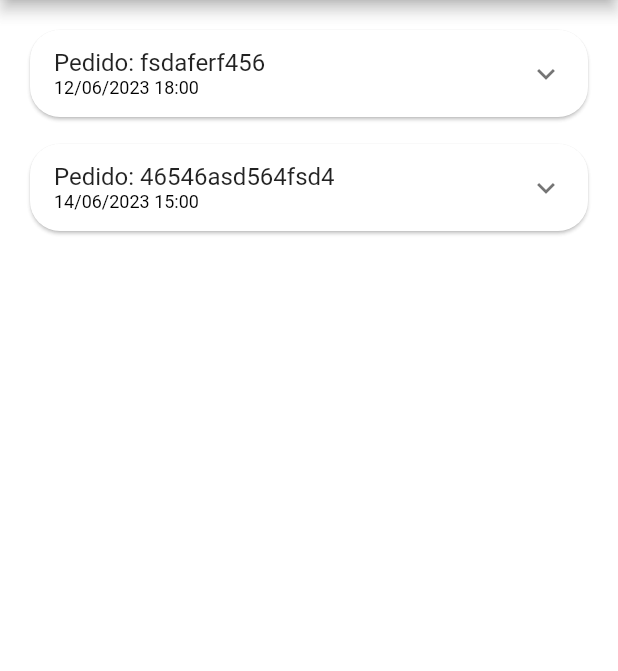
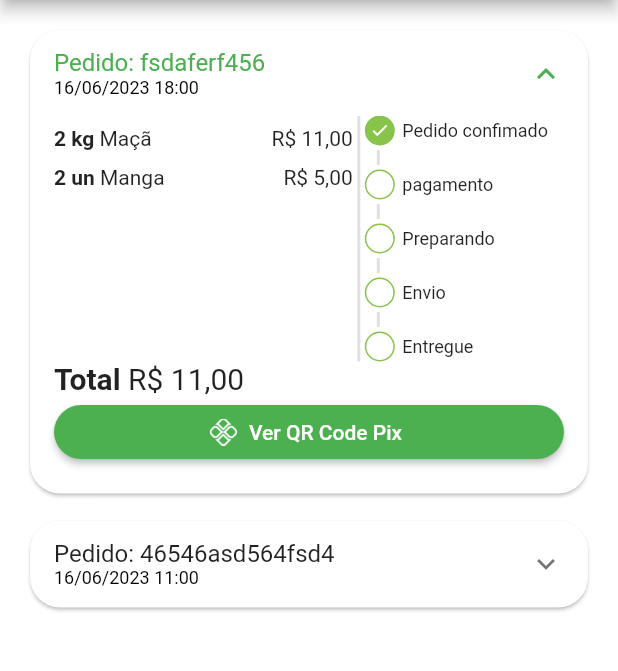
Before and after one commit to guireino/Green-grocer, a Flutter app: the OrdersTab screen opened directly, on a phone screen of 412 x 824 dp, the part 84-755 px from its top. Run offline on Flutter 3.47's test engine with Material 2 defaults, Android fonts, the phone set to English and light mode, and no system bars; our stand-ins replace animated_text_kit, badges, fluttertoast, mask_text_input_formatter, qr_flutter; missing offline and left inert: add_to_cart_animation.

Commit message:
add os arquivos e updates do projeto 16/06/23

```diff
--- a/lib/src/config/app_data.dart
+++ b/lib/src/config/app_data.dart
@@ -92,17 +92,17 @@ UserModel user = UserModel(
 );
 
 List<OrderModel> orders = [
-  //Pedido
+  //Pedido 1
   OrderModel(
     id: "fsdaferf456",
     status: "pending_payment",
     copyAndPaste: "remjweljslfjsdl",
     total: 11.0,
     createdDateTime: DateTime.parse(
-      "2023-06-12 18:00:10.450",
+      "2023-06-16 18:00:10.450",
     ),
     overdueDateTime: DateTime.parse(
-      "2023-06-12 18:00:10.450",
+      "2023-06-16 18:00:10.450",
     ),
     items: [
       CartItemModel(
@@ -116,17 +116,17 @@ List<OrderModel> orders = [
     ],
   ),
 
-  //Pedido
+  //Pedido 2
   OrderModel(
     id: "46546asd564fsd4",
-    status: "pending_payment",
+    status: "delivered",
     copyAndPaste: "a6545dfasfasfaf",
     total: 11.5,
     createdDateTime: DateTime.parse(
-      "2023-06-14 15:00:10.650",
+      "2023-06-16 11:00:10.650",
     ),
     overdueDateTime: DateTime.parse(
-      "2023-06-14 15:00:10.650",
+      "2023-06-20 17:00:10.650",
     ),
     items: [
       CartItemModel(
--- a/lib/src/pages/orders/components/order_status_widget.dart
+++ b/lib/src/pages/orders/components/order_status_widget.dart
@@ -6,6 +6,7 @@ class OrderStatusWidget extends StatelessWidget {
   final String status;
   final bool isOverdue;
 
+  // numero dos status da lista pagamentos
   final Map<String, int> allStatus = <String, int>{
     "pending_payment": 0,
     "refunded": 1,
@@ -30,8 +31,42 @@ class OrderStatusWidget extends StatelessWidget {
       children: [
         const _StatusDot(title: "Pedido confimado", isActive: true),
         const _CustomDivider(),
-        // se valor igual 1 "..." add essa condicao
-        if (currentStatus == 1) ...[]
+        // se valor igual 1 "..." add essa list
+        if (currentStatus == 1) ...[
+          const _StatusDot(
+            title: "Pix estornado",
+            isActive: true,
+            backgroundColor: Colors.orange,
+          ),
+        ] else if (isOverdue) ...[
+          const _StatusDot(
+            title: "Pagamento Pix vencido",
+            isActive: true,
+            backgroundColor: Colors.red,
+          ),
+
+          //status pagamentos
+        ] else ...[
+          _StatusDot(
+            title: "pagamento",
+            isActive: currentStatus >= 2,
+          ),
+          const _CustomDivider(),
+          _StatusDot(
+            title: "Preparando",
+            isActive: currentStatus >= 3,
+          ),
+          const _CustomDivider(),
+          _StatusDot(
+            title: "Envio",
+            isActive: currentStatus >= 4,
+          ),
+          const _CustomDivider(),
+          _StatusDot(
+            title: "Entregue",
+            isActive: currentStatus == 5,
+          ),
+        ]
       ],
     );
   }
@@ -57,12 +92,14 @@ class _CustomDivider extends StatelessWidget {
 class _StatusDot extends StatelessWidget {
   final String title;
   final bool isActive;
+  final Color? backgroundColor;
 
-  const _StatusDot({
-    Key? key,
-    required this.title,
-    required this.isActive,
-  }) : super(key: key);
+  const _StatusDot(
+      {Key? key,
+      required this.title,
+      required this.isActive,
+      this.backgroundColor})
+      : super(key: key);
 
   @override
   Widget build(BuildContext context) {
@@ -79,7 +116,10 @@ class _StatusDot extends StatelessWidget {
               color: CustomColors.customSwatchColor,
             ),
             color:
-                isActive ? CustomColors.customSwatchColor : Colors.transparent,
+                //se valor foi ativo a color backgroundColor se nao CustomColors.customSwatchColor se foi diverente Colors.transparent
+                isActive
+                    ? backgroundColor ?? CustomColors.customSwatchColor
+                    : Colors.transparent,
           ),
           child: isActive
               ? const Icon(
--- a/lib/src/pages/orders/components/order_tile.dart
+++ b/lib/src/pages/orders/components/order_tile.dart
@@ -3,6 +3,8 @@ import 'package:greengrocer/src/models/cart_item_model.dart';
 import 'package:greengrocer/src/models/order_model.dart';
 import 'package:greengrocer/src/pages/orders/components/order_status_widget.dart';
 import 'package:greengrocer/src/services/utils_services.dart';
+
+import '../../common_widgets/payment_dialog.dart';
 
 class OrderTile extends StatelessWidget {
   final OrderModel order;
@@ -23,6 +25,8 @@ class OrderTile extends StatelessWidget {
       child: Theme(
         data: Theme.of(context).copyWith(dividerColor: Colors.transparent),
         child: ExpansionTile(
+          //verificando se pedito esta pendente e teve cart vai expandido
+          initiallyExpanded: order.status == 'pending_payment',
           title: Column(
             mainAxisSize: MainAxisSize.min,
             crossAxisAlignment: CrossAxisAlignment.start,
@@ -38,14 +42,17 @@ class OrderTile extends StatelessWidget {
             ],
           ),
           childrenPadding: const EdgeInsets.fromLTRB(16, 0, 16, 16),
+          expandedCrossAxisAlignment: CrossAxisAlignment.stretch,
           children: [
-            SizedBox(
-              height: 150,
+            //tamanho linha cart
+            IntrinsicHeight(
               child: Row(
                 children: [
                   // Lista de produtos
                   Expanded(
                     flex: 3,
+                    child: SizedBox(
+                      height: 150,
                       child: ListView(
                         children: order.items.map((orderItem) {
                           return _OrderItemWidget(
@@ -58,6 +65,7 @@ class OrderTile extends StatelessWidget {
                           //   margin: const EdgeInsets.only(bottom: 10),
                           // );
                         }).toList(),
+                      ),
                     ),
                   ),
 
@@ -73,13 +81,62 @@ class OrderTile extends StatelessWidget {
                     flex: 2,
                     child: OrderStatusWidget(
                       status: order.status,
-                      isOverdue: order.overdueDateTime.isBefore(DateTime.now()),
+                      isOverdue: order.overdueDateTime.isBefore(
+                        DateTime.now(),
+                      ),
                     ),
                     // Container(
                     //   color: Colors.blue,
                     // ),
                   ),
                 ],
+              ),
+            ),
+
+            //Total
+            Text.rich(
+              TextSpan(
+                style: const TextStyle(
+                  fontSize: 20,
+                ),
+                children: [
+                  const TextSpan(
+                    text: 'Total ',
+                    style: TextStyle(
+                      fontWeight: FontWeight.bold,
+                    ),
+                  ),
+                  TextSpan(
+                    text: utilsServices.priceToCurrency(order.total),
+                  ),
+                ],
+              ),
+            ),
+
+            //Botao pagamento
+            Visibility(
+              visible: order.status == "pending_payment",
+              child: ElevatedButton.icon(
+                onPressed: () {
+                  showDialog(
+                    context: context,
+                    builder: (_) {
+                      return PaymentDialog(
+                        order: order,
+                      );
+                    },
+                  );
+                },
+                style: ElevatedButton.styleFrom(
+                  shape: RoundedRectangleBorder(
+                    borderRadius: BorderRadius.circular(20),
+                  ),
+                ),
+                icon: Image.asset(
+                  'assets/app_images/pix.png',
+                  height: 18,
+                ),
+                label: const Text("Ver QR Code Pix"),
               ),
             )
           ],
--- a/pubspec.yaml
+++ b/pubspec.yaml
@@ -35,8 +35,11 @@ dependencies:
   # Use with the CupertinoIcons class for iOS style icons.
   intl: ^0.18.1
   badges: ^2.0.1
+  qr_flutter: ^4.0.0
+  fluttertoast: ^8.2.2
   cupertino_icons: ^1.0.2
   animated_text_kit: ^4.2.1
+  add_to_cart_animation: ^0.0.7
   mask_text_input_formatter: ^2.4.0
 
 dev_dependencies:
@@ -64,7 +67,7 @@ flutter:
   # To add assets to your application, add an assets section, like this:
   assets:
     - assets/fruits/
-  #   - images/a_dot_ham.jpeg
+    - assets/app_images/
 
   # An image asset can refer to one or more resolution-specific "variants", see
   # https://flutter.dev/assets-and-images/#resolution-aware.
```
Also changed, not shown: lib/src/pages/cart/cart_tab.dart (+14 -2 lines), lib/src/pages/common_widgets/payment_dialog.dart (added, +106 -0 lines), lib/src/pages/home/components/item_tile.dart (+10 -2 lines), lib/src/pages/home/home_tab.dart (+37 -4 lines), lib/src/services/utils_services.dart (+17 -0 lines), assets/app_images/pix.png (added), pubspec.lock. Lines whose indentation alone changed are shown as unchanged.
